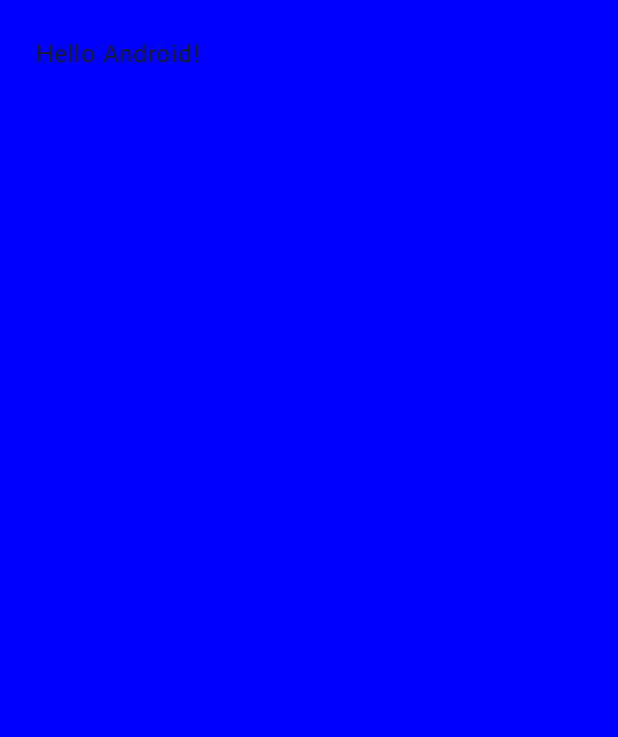
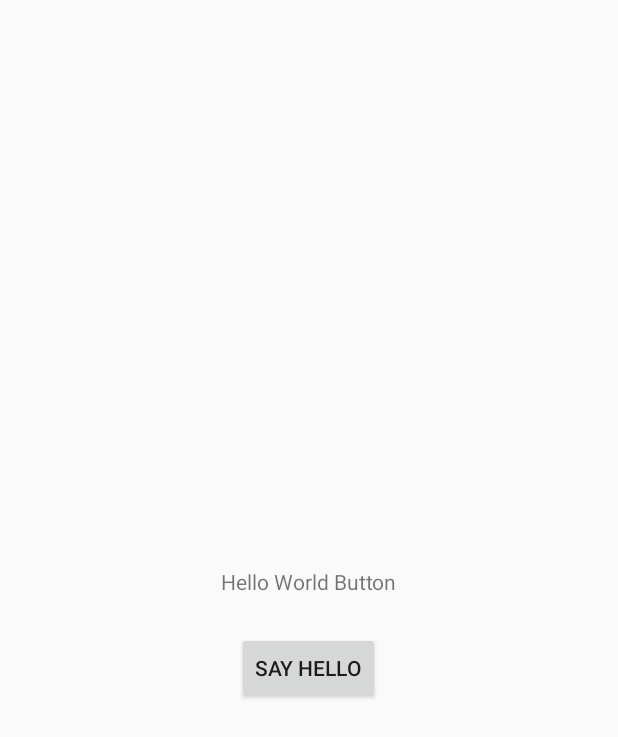
Before and after one commit to kalin1233/HelloWorld, an Android app built with Jetpack Compose: the screen it shows after launch (MainActivity), on a phone screen of 412 x 824 dp. Before the commit the part shown is almost empty. Shown: the top 737 px of the screen. Run offline under Robolectric (Android 15) with nearby library versions, the phone set to English and light mode, and no system bars.

Commit message:
Added Hello Button

```diff
--- a/app/src/main/java/com/example/helloworld/MainActivity.kt
+++ b/app/src/main/java/com/example/helloworld/MainActivity.kt
@@ -2,10 +2,7 @@ package com.example.helloworld
 
 import android.os.Bundle
 import androidx.activity.ComponentActivity
-import androidx.activity.compose.setContent
-import androidx.compose.foundation.layout.fillMaxSize
 import androidx.compose.foundation.layout.padding
-import androidx.compose.material3.MaterialTheme
 import androidx.compose.material3.Surface
 import androidx.compose.material3.Text
 import androidx.compose.runtime.Composable
@@ -14,25 +11,31 @@ import androidx.compose.ui.graphics.Color
 import androidx.compose.ui.tooling.preview.Preview
 import androidx.compose.ui.unit.dp
 import com.example.helloworld.ui.theme.HelloWorldTheme
+import android.view.View
+import android.widget.Button
+import android.widget.TextView
+
+
 
 
 class MainActivity : ComponentActivity() {
     override fun onCreate(savedInstanceState: Bundle?) {
         super.onCreate(savedInstanceState)
-        setContent {
-            HelloWorldTheme {
-                // A surface container using the 'background' color from the theme
-                Surface(
-                    modifier = Modifier.fillMaxSize(),
-                    color = MaterialTheme.colorScheme.background
-                ) {
-                    Greeting("Android")
-                }
+        setContentView(R.layout.activity_main)
+
+        val sayHelloButton = findViewById<Button>(R.id.sayHelloButton)
+        val helloWorldTextView = findViewById<TextView>(R.id.helloWorldTextView)
+
+        // Use View.OnClickListener to handle button click
+        sayHelloButton.setOnClickListener(object : View.OnClickListener {
+            override fun onClick(view: View) {
+                // Toggle visibility of "Hello World" text
+                helloWorldTextView.setText(R.string.hello_world_placeholder)
+                helloWorldTextView.visibility = View.VISIBLE
             }
-        }
+        })
     }
 }
-
 @Composable
 fun Greeting(name: String, modifier: Modifier = Modifier) {
     Surface(color = Color.Blue) {
--- /dev/null
+++ b/app/src/main/res/layout/activity_main.xml
@@ -0,0 +1,29 @@
+<?xml version="1.0" encoding="utf-8"?>
+<LinearLayout xmlns:android="http://schemas.android.com/apk/res/android"
+    android:layout_width="match_parent"
+    android:layout_height="match_parent"
+    android:gravity="center"
+    android:orientation="vertical">
+
+    <TextView
+        android:id="@+id/helloTextView"
+        android:layout_width="wrap_content"
+        android:layout_height="wrap_content"
+        android:padding="24dp"
+        android:text="Hello World Button" />
+
+    <Button
+        android:id="@+id/sayHelloButton"
+        android:layout_width="wrap_content"
+        android:layout_height="wrap_content"
+        android:text="Say hello" />
+
+    <TextView
+        android:id="@+id/helloWorldTextView"
+        android:layout_width="wrap_content"
+        android:layout_height="wrap_content"
+        android:padding="24dp"
+        android:text="@string/hello_world_placeholder"
+        android:visibility="gone" />
+
+</LinearLayout>
--- a/app/src/main/res/values/strings.xml
+++ b/app/src/main/res/values/strings.xml
@@ -1,3 +1,4 @@
 <resources>
     <string name="app_name">Hello World</string>
+    <string name="hello_world_placeholder">Hello, World!</string>
 </resources>
```
